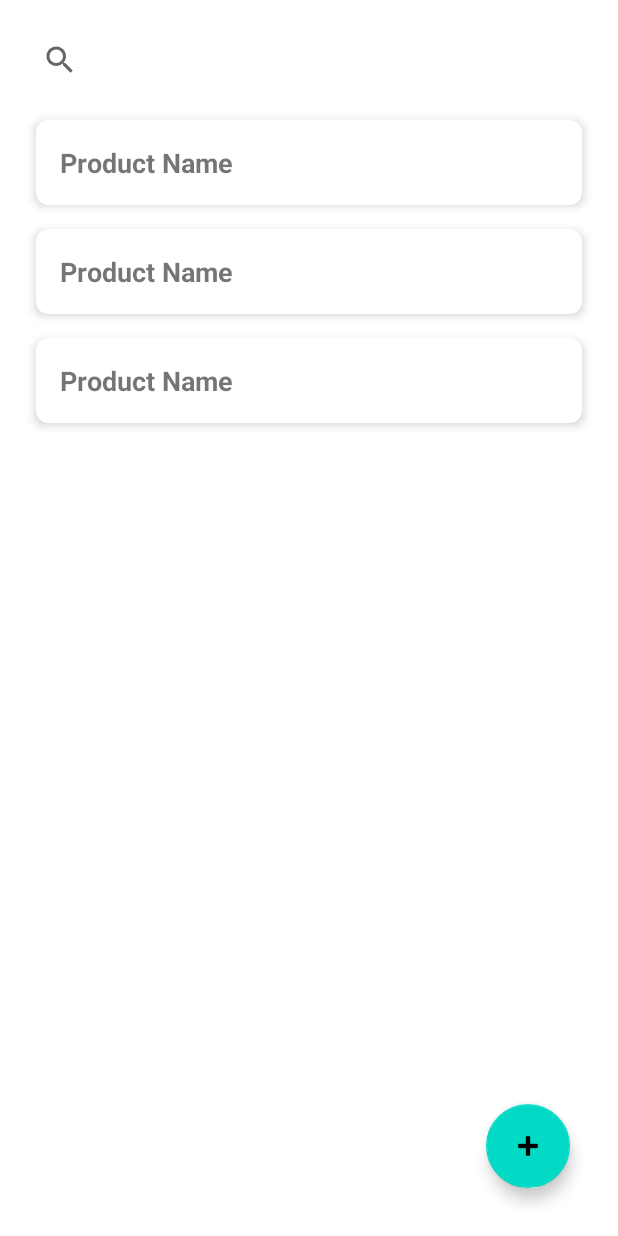
After one commit to StangherlinEnrico/EasyPantry, an Android app: the layout fragment_product.xml on its own in the app's theme, with its tools: preview values and no code run, on a phone screen of 412 x 824 dp. The commit adds this screen. Run offline under Robolectric (Android 15) with nearby library versions, the phone set to English and light mode, and no system bars.

Commit message:
Gestione Prodotti

```diff
--- a/app/src/main/java/com/stanga/easypantry/MainActivity.java
+++ b/app/src/main/java/com/stanga/easypantry/MainActivity.java
@@ -31,7 +31,7 @@ public class MainActivity extends AppCompatActivity {
         NavigationView navigationView = binding.navView;
 
         mAppBarConfiguration = new AppBarConfiguration.Builder(
-                R.id.nav_home, R.id.nav_pantry)
+                R.id.nav_home, R.id.nav_pantry, R.id.nav_products)
                 .setOpenableLayout(drawer)
                 .build();
 
--- /dev/null
+++ b/app/src/main/res/layout/fragment_product.xml
@@ -0,0 +1,40 @@
+<?xml version="1.0" encoding="utf-8"?>
+<androidx.constraintlayout.widget.ConstraintLayout xmlns:android="http://schemas.android.com/apk/res/android"
+    xmlns:app="http://schemas.android.com/apk/res-auto"
+    xmlns:tools="http://schemas.android.com/tools"
+    android:layout_width="match_parent"
+    android:layout_height="match_parent"
+    android:padding="16dp"
+    tools:context=".ui.products.ProductFragment">
+
+    <SearchView
+        android:id="@+id/search_view"
+        android:layout_width="0dp"
+        android:layout_height="wrap_content"
+        android:queryHint="Search products..."
+        app:layout_constraintEnd_toEndOf="parent"
+        app:layout_constraintStart_toStartOf="parent"
+        app:layout_constraintTop_toTopOf="parent" />
+
+    <androidx.recyclerview.widget.RecyclerView
+        android:id="@+id/recycler_view_products"
+        android:layout_width="0dp"
+        android:layout_height="0dp"
+        android:layout_marginTop="8dp"
+        app:layout_constraintBottom_toBottomOf="parent"
+        app:layout_constraintEnd_toEndOf="parent"
+        app:layout_constraintStart_toStartOf="parent"
+        app:layout_constraintTop_toBottomOf="@+id/search_view"
+        tools:listitem="@layout/item_product" />
+
+    <com.google.android.material.floatingactionbutton.FloatingActionButton
+        android:id="@+id/fab_add_product"
+        android:layout_width="wrap_content"
+        android:layout_height="wrap_content"
+        android:layout_marginEnd="16dp"
+        android:layout_marginBottom="16dp"
+        android:src="@android:drawable/ic_input_add"
+        app:layout_constraintBottom_toBottomOf="parent"
+        app:layout_constraintEnd_toEndOf="parent" />
+
+</androidx.constraintlayout.widget.ConstraintLayout>
--- /dev/null
+++ b/app/src/main/res/layout/item_product.xml
@@ -0,0 +1,26 @@
+<?xml version="1.0" encoding="utf-8"?>
+<androidx.cardview.widget.CardView xmlns:android="http://schemas.android.com/apk/res/android"
+    xmlns:app="http://schemas.android.com/apk/res-auto"
+    android:layout_width="match_parent"
+    android:layout_height="wrap_content"
+    android:layout_margin="8dp"
+    app:cardElevation="4dp"
+    app:cardCornerRadius="8dp">
+
+    <LinearLayout
+        android:layout_width="match_parent"
+        android:layout_height="wrap_content"
+        android:orientation="vertical"
+        android:padding="16dp">
+
+        <TextView
+            android:id="@+id/text_view_name"
+            android:layout_width="match_parent"
+            android:layout_height="wrap_content"
+            android:text="Product Name"
+            android:textSize="18sp"
+            android:textStyle="bold" />
+
+    </LinearLayout>
+
+</androidx.cardview.widget.CardView>
--- a/app/src/main/res/menu/activity_main_drawer.xml
+++ b/app/src/main/res/menu/activity_main_drawer.xml
@@ -12,5 +12,9 @@
             android:id="@+id/nav_pantry"
             android:icon="@drawable/ic_menu_pantry"
             android:title="@string/menu_pantry" />
+        <item
+            android:id="@+id/nav_products"
+            android:icon="@drawable/ic_menu_products"
+            android:title="@string/menu_products" />
     </group>
 </menu>
--- a/app/src/main/res/navigation/mobile_navigation.xml
+++ b/app/src/main/res/navigation/mobile_navigation.xml
@@ -16,4 +16,10 @@
         android:name="com.stanga.easypantry.ui.pantry.PantryFragment"
         android:label="@string/menu_pantry"
         tools:layout="@layout/fragment_pantry" />
+
+    <fragment
+        android:id="@+id/nav_products"
+        android:name="com.stanga.easypantry.ui.product.ProductFragment"
+        android:label="@string/menu_products"
+        tools:layout="@layout/fragment_product" />
 </navigation>
--- a/app/src/main/res/values/strings.xml
+++ b/app/src/main/res/values/strings.xml
@@ -7,4 +7,5 @@
 
     <string name="menu_home">Home</string>
     <string name="menu_pantry">Pantries</string>
+    <string name="menu_products">Products</string>
 </resources>
```
Also changed, not shown: app/src/main/java/com/stanga/easypantry/database/AppDatabase.java (+16 -11 lines), app/src/main/java/com/stanga/easypantry/database/dao/ProductDao.java (added, +36 -0 lines), app/src/main/java/com/stanga/easypantry/database/entities/Product.java (added, +21 -0 lines), app/src/main/java/com/stanga/easypantry/database/repositories/ProductRepository.java (added, +52 -0 lines), app/src/main/java/com/stanga/easypantry/ui/product/OnProductClickListener.java (added, +8 -0 lines), app/src/main/java/com/stanga/easypantry/ui/product/ProductAdapter.java (added, +69 -0 lines), app/src/main/java/com/stanga/easypantry/ui/product/ProductDialogFragment.java (added, +72 -0 lines), app/src/main/java/com/stanga/easypantry/ui/product/ProductFragment.java (added, +102 -0 lines), app/src/main/java/com/stanga/easypantry/ui/product/ProductViewModel.java (added, +54 -0 lines), app/src/main/res/drawable/ic_menu_products.xml (added, +13 -0 lines), app/src/main/res/layout/dialog_product.xml (added, +22 -0 lines).
